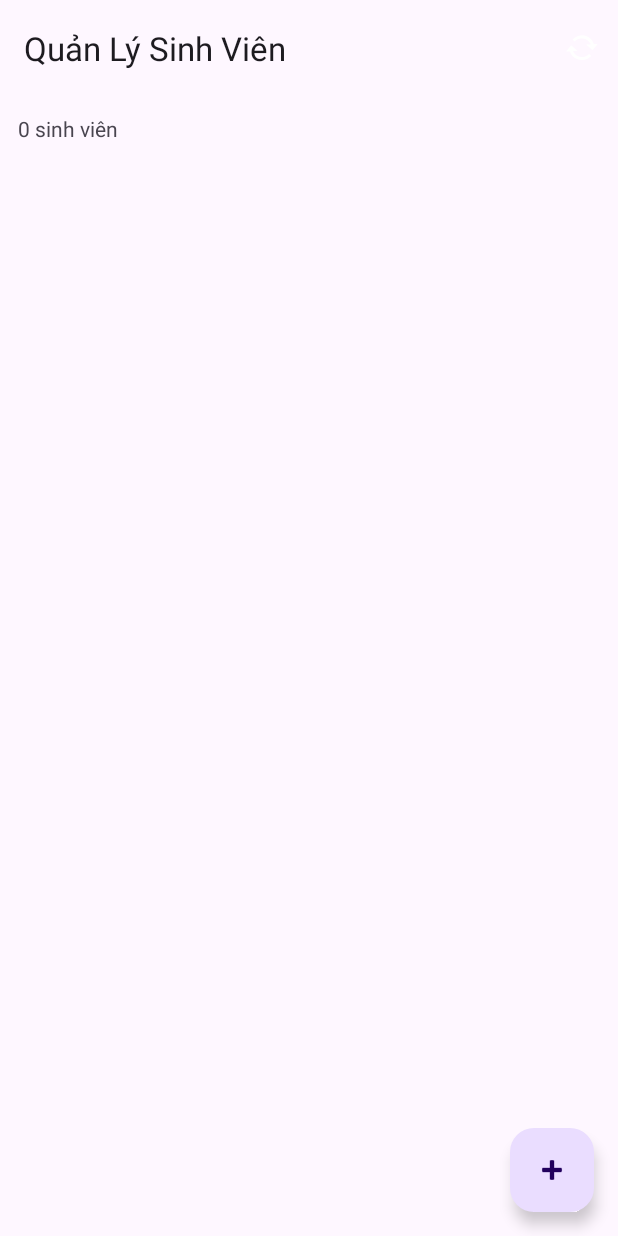
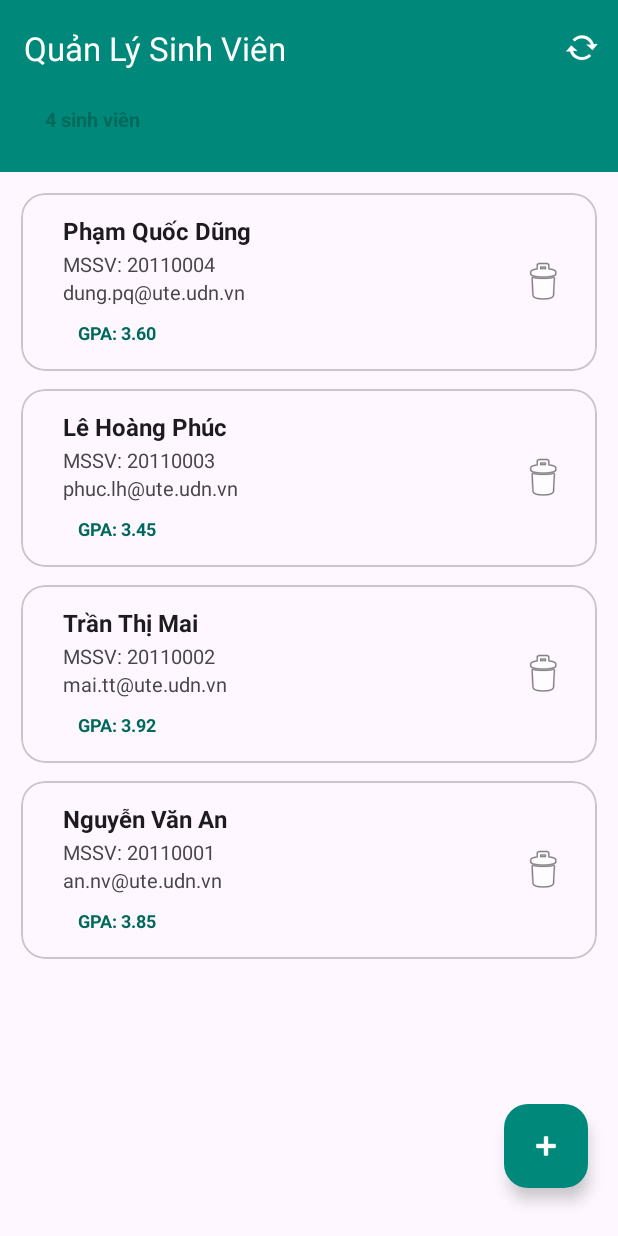
Before and after one commit to December-31/StudentMVVM, an Android app: the screen it shows after launch (MainActivity), on a phone screen of 412 x 824 dp. Run offline under Robolectric (Android 15) with nearby library versions, the phone set to English and light mode, and no system bars; our stand-ins replace Room's generated code.

Commit message:
update giao dien

```diff
--- a/app/src/main/java/com/example/studentmvvm/data/AppDatabase.kt
+++ b/app/src/main/java/com/example/studentmvvm/data/AppDatabase.kt
@@ -4,7 +4,7 @@ import androidx.room.Database
 import androidx.room.Room
 import androidx.room.RoomDatabase
 import androidx.sqlite.db.SupportSQLiteDatabase
-import com.ute.studentmvvm.model.Student
+import com.example.studentmvvm.model.Student
 import kotlinx.coroutines.CoroutineScope
 import kotlinx.coroutines.Dispatchers
 import kotlinx.coroutines.launch
--- a/app/src/main/java/com/example/studentmvvm/data/StudentDao.kt
+++ b/app/src/main/java/com/example/studentmvvm/data/StudentDao.kt
@@ -5,7 +5,7 @@ import androidx.room.Insert
 import androidx.room.OnConflictStrategy
 import androidx.room.Query
 import androidx.room.Update
-import com.ute.studentmvvm.model.Student
+import com.example.studentmvvm.model.Student
 import kotlinx.coroutines.flow.Flow
 @Dao
 interface StudentDao {
--- a/app/src/main/java/com/example/studentmvvm/ui/adapter/StudentAdapter.kt
+++ b/app/src/main/java/com/example/studentmvvm/ui/adapter/StudentAdapter.kt
@@ -27,7 +27,6 @@ class StudentAdapter(
             binding.tvStudentCode.text = "MSSV: ${student.studentCode}"
             binding.tvEmail.text = student.email
             binding.tvGpa.text = "GPA: ${String.format("%.2f", student.gpa)}"
-            binding.tvAvatar.text = student.fullName.trim().take(1).uppercase()
             binding.root.setOnClickListener { onStudentClick(student) }
             binding.btnDelete.setOnClickListener { onDeleteClick(student) }
         }
--- a/app/src/main/res/layout/fragment_student_list.xml
+++ b/app/src/main/res/layout/fragment_student_list.xml
@@ -3,25 +3,45 @@
     xmlns:android="http://schemas.android.com/apk/res/android"
     xmlns:app="http://schemas.android.com/apk/res-auto"
     android:layout_width="match_parent"
-    android:layout_height="match_parent">
+    android:layout_height="match_parent"
+    android:background="?android:attr/colorBackground">
 
     <LinearLayout
         android:layout_width="match_parent"
         android:layout_height="match_parent"
         android:orientation="vertical">
 
+        <!-- Phần đầu màu xanh -->
+        <LinearLayout
+            android:layout_width="match_parent"
+            android:layout_height="wrap_content"
+            android:background="?attr/colorPrimary"
+            android:fitsSystemWindows="true"
+            android:orientation="vertical"
+            android:paddingBottom="20dp">
+
             <com.google.android.material.appbar.MaterialToolbar
                 android:id="@+id/toolbar"
                 android:layout_width="match_parent"
                 android:layout_height="?attr/actionBarSize"
-            app:title="Quản Lý Sinh Viên" />
+                android:background="@android:color/transparent"
+                app:title="Quản Lý Sinh Viên"
+                app:titleTextColor="@android:color/white" />
 
             <TextView
                 android:id="@+id/tvStudentCountBadge"
                 android:layout_width="wrap_content"
                 android:layout_height="wrap_content"
-            android:layout_margin="12dp"
-            android:text="0 sinh viên" />
+                android:layout_marginStart="16dp"
+                android:paddingStart="14dp"
+                android:paddingTop="6dp"
+                android:paddingEnd="14dp"
+                android:paddingBottom="6dp"
+                android:text="0 sinh viên"
+                android:textColor="?attr/colorOnPrimaryContainer"
+                android:textSize="13sp"
+                android:textStyle="bold" />
+        </LinearLayout>
 
         <FrameLayout
             android:layout_width="match_parent"
@@ -33,18 +53,38 @@
                 android:layout_width="match_parent"
                 android:layout_height="match_parent"
                 android:clipToPadding="false"
-                android:padding="8dp" />
+                android:paddingTop="8dp"
+                android:paddingBottom="100dp" />
 
             <LinearLayout
                 android:id="@+id/layoutEmpty"
                 android:layout_width="wrap_content"
                 android:layout_height="wrap_content"
                 android:layout_gravity="center"
+                android:gravity="center"
+                android:orientation="vertical"
                 android:visibility="gone">
+
                 <TextView
                     android:layout_width="wrap_content"
                     android:layout_height="wrap_content"
-                    android:text="Chưa có sinh viên nào" />
+                    android:text="🎓"
+                    android:textSize="56sp" />
+
+                <TextView
+                    android:layout_width="wrap_content"
+                    android:layout_height="wrap_content"
+                    android:layout_marginTop="8dp"
+                    android:text="Chưa có sinh viên nào"
+                    android:textColor="?attr/colorOnSurfaceVariant"
+                    android:textSize="16sp" />
+
+                <TextView
+                    android:layout_width="wrap_content"
+                    android:layout_height="wrap_content"
+                    android:text="Bấm nút + để thêm mới"
+                    android:textColor="?attr/colorOnSurfaceVariant"
+                    android:textSize="13sp" />
             </LinearLayout>
         </FrameLayout>
     </LinearLayout>
@@ -54,7 +94,10 @@
         android:layout_width="wrap_content"
         android:layout_height="wrap_content"
         android:layout_gravity="bottom|end"
-        android:layout_margin="16dp"
-        android:contentDescription="Thêm"
-        android:src="@android:drawable/ic_input_add" />
+        android:layout_marginEnd="20dp"
+        android:layout_marginBottom="32dp"
+        android:contentDescription="Thêm sinh viên"
+        android:src="@android:drawable/ic_input_add"
+        app:backgroundTint="?attr/colorPrimary"
+        app:tint="@android:color/white" />
 </androidx.coordinatorlayout.widget.CoordinatorLayout>
--- a/app/src/main/res/layout/item_student_room.xml
+++ b/app/src/main/res/layout/item_student_room.xml
@@ -1,53 +1,77 @@
 <?xml version="1.0" encoding="utf-8"?>
-<androidx.cardview.widget.CardView
+<com.google.android.material.card.MaterialCardView
     xmlns:android="http://schemas.android.com/apk/res/android"
     xmlns:app="http://schemas.android.com/apk/res-auto"
     android:layout_width="match_parent"
     android:layout_height="wrap_content"
-    android:layout_margin="6dp"
-    app:cardCornerRadius="12dp"
-    app:cardElevation="3dp">
+    android:layout_marginHorizontal="14dp"
+    android:layout_marginVertical="6dp"
+    app:cardCornerRadius="16dp"
+    app:cardElevation="0dp"
+    app:strokeColor="?attr/colorOutlineVariant"
+    app:strokeWidth="1dp">
 
     <LinearLayout
         android:layout_width="match_parent"
         android:layout_height="wrap_content"
         android:gravity="center_vertical"
         android:orientation="horizontal"
-        android:padding="12dp">
-
-        <TextView
-            android:id="@+id/tvAvatar"
-            android:layout_width="48dp"
-            android:layout_height="48dp"
-            android:background="@android:color/holo_blue_light"
-            android:gravity="center"
-            android:textColor="@android:color/white"
-            android:textSize="20sp"
-            android:textStyle="bold" />
+        android:padding="14dp">
 
         <LinearLayout
             android:layout_width="0dp"
             android:layout_height="wrap_content"
-            android:layout_marginStart="12dp"
+            android:layout_marginStart="14dp"
             android:layout_weight="1"
             android:orientation="vertical">
-            <TextView android:id="@+id/tvFullName"
-                android:layout_width="wrap_content" android:layout_height="wrap_content"
-                android:textSize="16sp" android:textStyle="bold" />
-            <TextView android:id="@+id/tvStudentCode"
-                android:layout_width="wrap_content" android:layout_height="wrap_content" />
-            <TextView android:id="@+id/tvEmail"
-                android:layout_width="wrap_content" android:layout_height="wrap_content" />
-            <TextView android:id="@+id/tvGpa"
-                android:layout_width="wrap_content" android:layout_height="wrap_content" />
+
+            <TextView
+                android:id="@+id/tvFullName"
+                android:layout_width="wrap_content"
+                android:layout_height="wrap_content"
+                android:ellipsize="end"
+                android:maxLines="1"
+                android:textColor="?attr/colorOnSurface"
+                android:textSize="16sp"
+                android:textStyle="bold" />
+
+            <TextView
+                android:id="@+id/tvStudentCode"
+                android:layout_width="wrap_content"
+                android:layout_height="wrap_content"
+                android:layout_marginTop="2dp"
+                android:textColor="?attr/colorOnSurfaceVariant"
+                android:textSize="13sp" />
+
+            <TextView
+                android:id="@+id/tvEmail"
+                android:layout_width="wrap_content"
+                android:layout_height="wrap_content"
+                android:ellipsize="end"
+                android:maxLines="1"
+                android:textColor="?attr/colorOnSurfaceVariant"
+                android:textSize="13sp" />
+
+            <TextView
+                android:id="@+id/tvGpa"
+                android:layout_width="wrap_content"
+                android:layout_height="wrap_content"
+                android:layout_marginTop="6dp"
+                android:paddingStart="10dp"
+                android:paddingTop="3dp"
+                android:paddingEnd="10dp"
+                android:paddingBottom="3dp"
+                android:textColor="?attr/colorOnPrimaryContainer"
+                android:textSize="12sp"
+                android:textStyle="bold" />
         </LinearLayout>
 
         <ImageButton
             android:id="@+id/btnDelete"
-            android:layout_width="40dp"
-            android:layout_height="40dp"
+            android:layout_width="44dp"
+            android:layout_height="44dp"
             android:background="?attr/selectableItemBackgroundBorderless"
             android:contentDescription="Xóa"
             android:src="@android:drawable/ic_menu_delete" />
     </LinearLayout>
-</androidx.cardview.widget.CardView>
+</com.google.android.material.card.MaterialCardView>
--- a/app/src/main/res/values-night/themes.xml
+++ b/app/src/main/res/values-night/themes.xml
@@ -1,7 +1,10 @@
 <resources xmlns:tools="http://schemas.android.com/tools">
-    <!-- Base application theme. -->
     <style name="Base.Theme.StudentMVVM" parent="Theme.Material3.DayNight.NoActionBar">
-        <!-- Customize your dark theme here. -->
-        <!-- <item name="colorPrimary">@color/my_dark_primary</item> -->
+        <item name="colorPrimary">#4DB6AC</item>
+        <item name="colorOnPrimary">#003733</item>
+        <item name="colorPrimaryContainer">#00504A</item>
+        <item name="colorOnPrimaryContainer">#B2DFDB</item>
     </style>
+
+    <style name="Theme.StudentMVVM" parent="Base.Theme.StudentMVVM" />
 </resources>
--- a/app/src/main/res/values/colors.xml
+++ b/app/src/main/res/values/colors.xml
@@ -2,4 +2,7 @@
 <resources>
     <color name="black">#FF000000</color>
     <color name="white">#FFFFFFFF</color>
+    <color name="brand_teal">#00897B</color>
+    <color name="brand_teal_dark">#00695C</color>
+    <color name="brand_teal_light">#E0F2F1</color>
 </resources>
--- a/app/src/main/res/values/themes.xml
+++ b/app/src/main/res/values/themes.xml
@@ -1,8 +1,9 @@
 <resources xmlns:tools="http://schemas.android.com/tools">
-    <!-- Base application theme. -->
     <style name="Base.Theme.StudentMVVM" parent="Theme.Material3.DayNight.NoActionBar">
-        <!-- Customize your light theme here. -->
-        <!-- <item name="colorPrimary">@color/my_light_primary</item> -->
+        <item name="colorPrimary">@color/brand_teal</item>
+        <item name="colorOnPrimary">@color/white</item>
+        <item name="colorPrimaryContainer">@color/brand_teal_light</item>
+        <item name="colorOnPrimaryContainer">@color/brand_teal_dark</item>
     </style>
 
     <style name="Theme.StudentMVVM" parent="Base.Theme.StudentMVVM" />
--- a/gradle.properties
+++ b/gradle.properties
@@ -17,3 +17,4 @@ org.gradle.jvmargs=-Xmx2048m -Dfile.encoding=UTF-8
 org.gradle.configuration-cache=true
 # Kotlin code style for this project: "official" or "obsolete":
 kotlin.code.style=official
+android.disallowKotlinSourceSets=false
```
Also changed, not shown: app/src/main/res/layout/dialog_add_student.xml (+52 -13 lines). Lines whose indentation alone changed are shown as unchanged.
